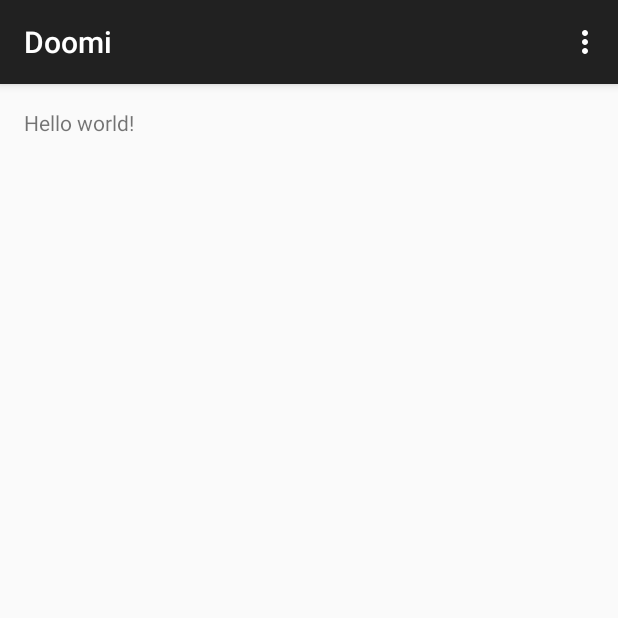
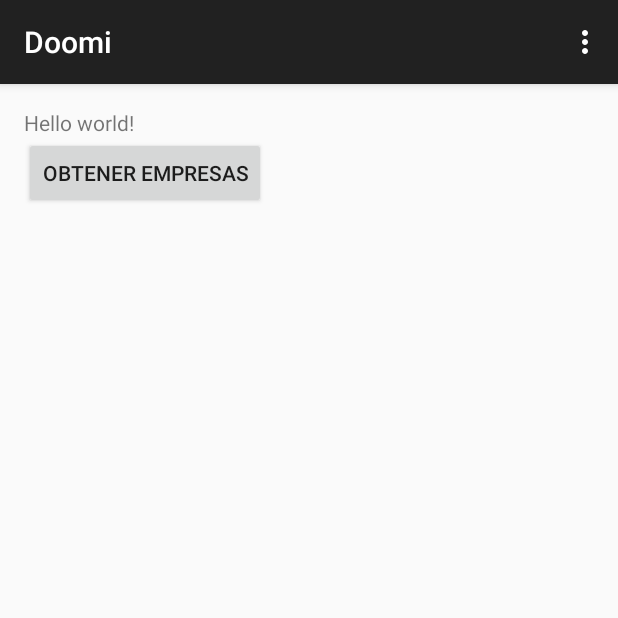
Before and after one commit to innovus/appDomi, an Android app: the screen it shows after launch (MyActivity), on a phone screen of 412 x 824 dp, the top half of it. Run offline under Robolectric (Android 15) with nearby library versions, the light colour scheme and no system bars.

Commit message:
endpoind android

```diff
--- a/doomi android/Doomi/app/src/main/java/com/innovus/doomi/MyActivity.java
+++ b/doomi android/Doomi/app/src/main/java/com/innovus/doomi/MyActivity.java
@@ -38,6 +38,9 @@ public class MyActivity extends ActionBarActivity {
                     .commit();
         }
     }
+    public void getEmpresas(View v) {
+        new EndpointsAsyncTask(this).execute();
+    }
 
 
     @Override
--- a/doomi android/Doomi/app/src/main/res/layout/fragment_my.xml
+++ b/doomi android/Doomi/app/src/main/res/layout/fragment_my.xml
@@ -11,6 +11,16 @@
     <TextView
         android:text="@string/hello_world"
         android:layout_width="wrap_content"
-        android:layout_height="wrap_content" />
+        android:layout_height="wrap_content"
+        android:id="@+id/textView" />
+
+    <Button
+        android:layout_width="wrap_content"
+        android:layout_height="wrap_content"
+        android:text="Obtener Empresas"
+        android:id="@+id/btnGetEmpresas"
+        android:layout_below="@+id/textView"
+        android:onClick="getEmpresas"
+        />
 
 </RelativeLayout>
```
Also changed, not shown: doomi android/Doomi/app/src/main/java/com/innovus/doomi/EndpointsAsyncTask.java (added, +76 -0 lines), doomi android/Doomi/app/src/main/java/com/innovus/doomi/empresa/EmpresaDataAdapter.java (deleted, +0 -10 lines), doomi android/Doomi/app/src/main/java/com/innovus/doomi/empresa/EmpresaListFragment.java (deleted, +0 -13 lines), doomi android/Doomi/app/src/main/java/com/innovus/doomi/utils/EmpresaUtils.java (added, +7 -0 lines).
